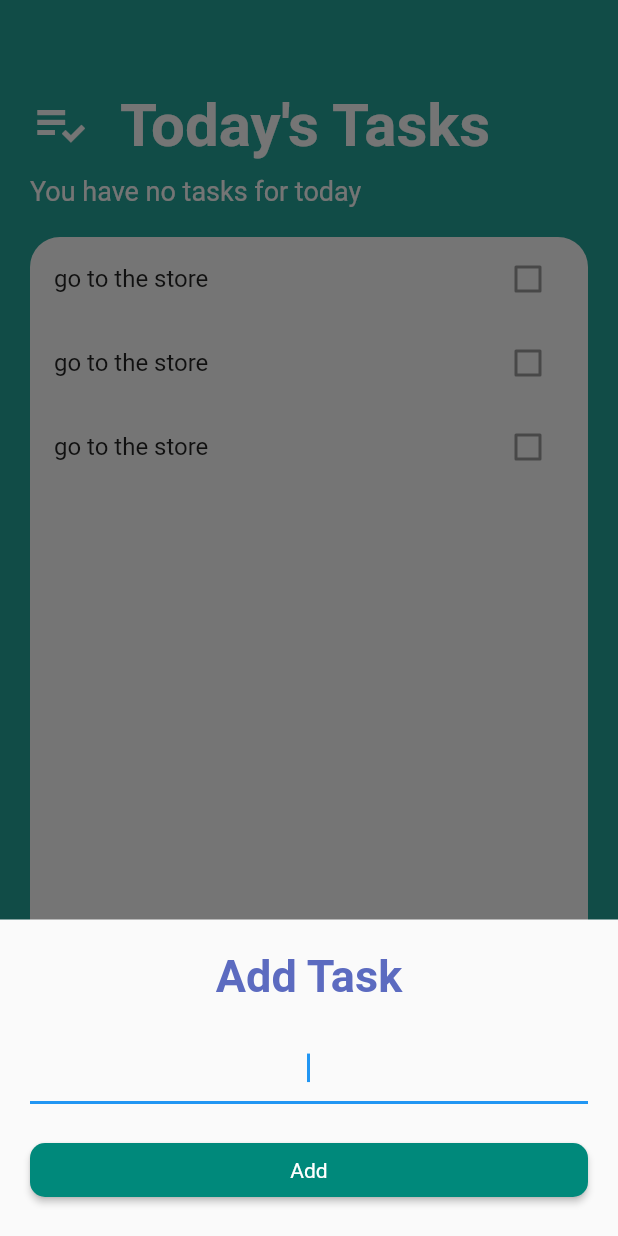
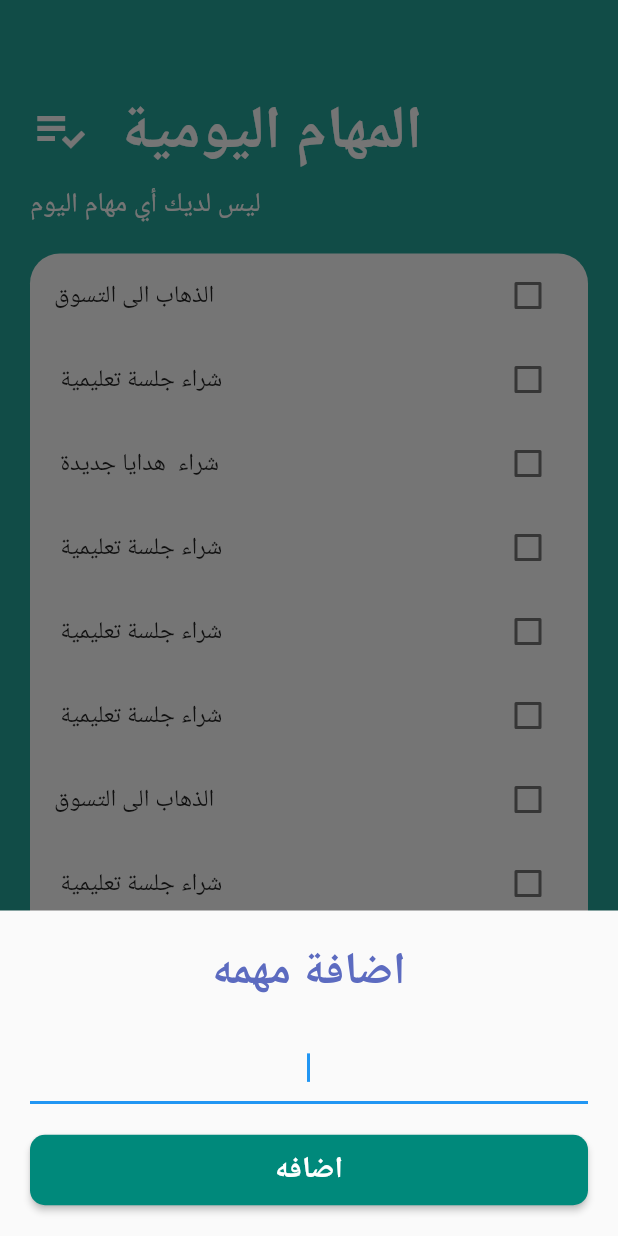
Before and after one commit to ashrafsayed2018/flutter-today-todo-app, a Flutter app: the screen it shows after launch, after a tap on the "add" icon, on a phone screen of 412 x 824 dp. Run offline on Flutter 3.47's test engine with Material 2 defaults, Android fonts, the phone set to English and light mode, and no system bars.

Commit message:
create task list and task tile

```diff
--- /dev/null
+++ b/lib/models/task.dart
@@ -0,0 +1,13 @@
+class Task {
+  final String name;
+  bool isDone;
+
+  Task({
+    required this.name,
+    this.isDone = false,
+  });
+
+  void toggleDone() {
+    isDone = !isDone;
+  }
+}
--- a/lib/screens/add_task_screen.dart
+++ b/lib/screens/add_task_screen.dart
@@ -11,7 +11,7 @@ class AddTaskScreen extends StatelessWidget {
         crossAxisAlignment: CrossAxisAlignment.stretch,
         children: [
           Text(
-            "Add Task",
+            "اضافة مهمه",
             style: TextStyle(
               fontSize: 30,
               color: Colors.indigo.shade400,
@@ -38,7 +38,13 @@ class AddTaskScreen extends StatelessWidget {
               ),
               textStyle: const TextStyle(color: Colors.white),
             ),
-            child: const Text("Add"),
+            child: const Text(
+              "اضافه",
+              style: TextStyle(
+                fontSize: 20,
+                fontWeight: FontWeight.bold,
+              ),
+            ),
             onPressed: () {},
           ),
         ],
--- a/lib/screens/tasks_screen.dart
+++ b/lib/screens/tasks_screen.dart
@@ -27,7 +27,7 @@ class TasksScreen extends StatelessWidget {
                   width: 20,
                 ),
                 Text(
-                  "Today's Tasks",
+                  "المهام اليومية",
                   style: TextStyle(
                     color: Colors.white,
                     fontSize: 40,
@@ -40,7 +40,7 @@ class TasksScreen extends StatelessWidget {
               height: 10,
             ),
             const Text(
-              "You have no tasks for today",
+              "ليس لديك أي مهام اليوم",
               style: TextStyle(
                 color: Colors.white,
                 fontSize: 18,
--- a/lib/widget/task_tile.dart
+++ b/lib/widget/task_tile.dart
@@ -1,15 +1,31 @@
 import 'package:flutter/material.dart';
 
 class TaskTile extends StatelessWidget {
+  final bool isChecked;
+  final String taskTitle;
+  final Function(bool?) checkboxCallback;
+
+  // ignore: use_key_in_widget_constructors
   const TaskTile({
-    Key? key,
-  }) : super(key: key);
+    required this.isChecked,
+    required this.taskTitle,
+    required this.checkboxCallback,
+  });
 
   @override
   Widget build(BuildContext context) {
-    return const ListTile(
-      title: Text('go to the store'),
-      trailing: Checkbox(value: false, onChanged: null),
+    return ListTile(
+      title: Text(
+        taskTitle,
+        style: TextStyle(
+          decoration: isChecked ? TextDecoration.lineThrough : null,
+        ),
+      ),
+      trailing: Checkbox(
+        activeColor: Colors.teal.shade400,
+        value: isChecked,
+        onChanged: checkboxCallback,
+      ),
     );
   }
 }
--- a/lib/widget/tasks_list.dart
+++ b/lib/widget/tasks_list.dart
@@ -1,17 +1,42 @@
 import 'package:flutter/material.dart';
+import 'package:today_todo/models/task.dart';
 import 'package:today_todo/widget/task_tile.dart';
 
-class TasksList extends StatelessWidget {
+class TasksList extends StatefulWidget {
   const TasksList({Key? key}) : super(key: key);
 
   @override
+  State<TasksList> createState() => _TasksListState();
+}
+
+class _TasksListState extends State<TasksList> {
+  List<Task> tasks = [
+    Task(name: 'الذهاب الى التسوق'),
+    Task(name: ' شراء جلسة تعليمية'),
+    Task(name: ' شراء  هدايا جديدة'),
+    Task(name: ' شراء جلسة تعليمية'),
+    Task(name: ' شراء جلسة تعليمية'),
+    Task(name: ' شراء جلسة تعليمية'),
+    Task(name: 'الذهاب الى التسوق'),
+    Task(name: ' شراء جلسة تعليمية'),
+    Task(name: ' شراء  هدايا جديدة'),
+    Task(name: ' شراء جلسة تعليمية'),
+    Task(name: ' شراء جلسة تعليمية'),
+    Task(name: ' شراء جلسة تعليمية'),
+  ];
+  @override
   Widget build(BuildContext context) {
-    return ListView(
-      children: const [
-        TaskTile(),
-        TaskTile(),
-        TaskTile(),
-      ],
+    return ListView.builder(
+      itemCount: tasks.length,
+      itemBuilder: (context, index) => TaskTile(
+        taskTitle: tasks[index].name,
+        isChecked: tasks[index].isDone,
+        checkboxCallback: (bool? checkboxState) {
+          setState(() {
+            tasks[index].isDone = checkboxState!;
+          });
+        },
+      ),
     );
   }
 }
```
